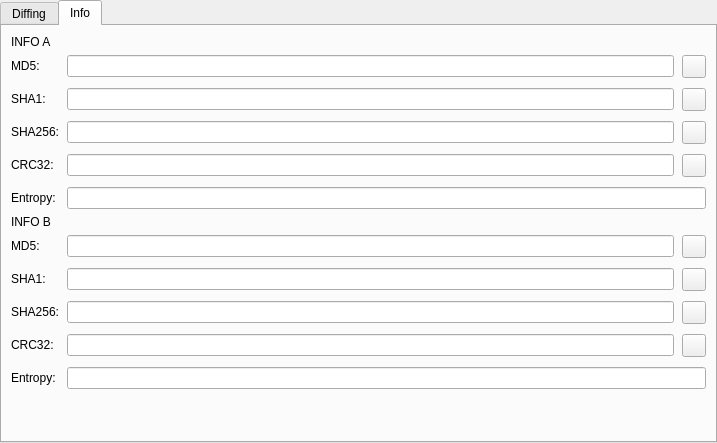
This is src/tools/bindiff/HexDiffWidget.ui in NewtronReal/cutter as Qt 5 draws it before an edit. The edited form follows.
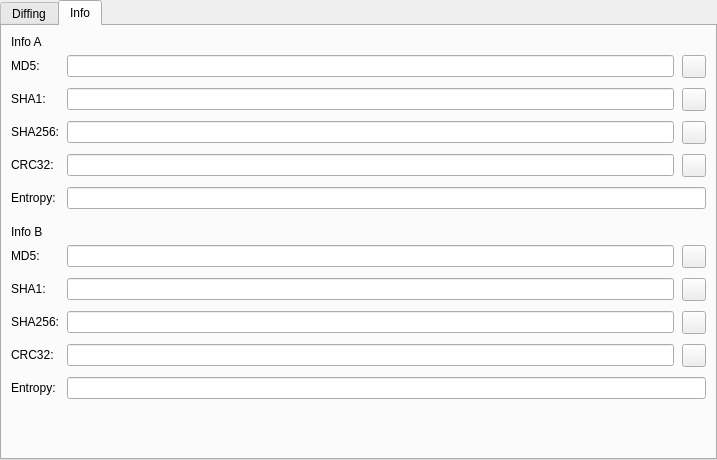
This is the edited form.

The edit to the form file:
```diff
--- a/src/tools/bindiff/HexDiffWidget.ui
+++ b/src/tools/bindiff/HexDiffWidget.ui
@@ -7,7 +7,7 @@
     <x>0</x>
     <y>0</y>
     <width>717</width>
-    <height>443</height>
+    <height>460</height>
    </rect>
   </property>
   <property name="windowTitle">
@@ -139,7 +139,7 @@
            <item>
             <widget class="QLabel" name="labelInfoB">
              <property name="text">
-              <string>INFO A</string>
+              <string>Info A</string>
              </property>
             </widget>
            </item>
@@ -362,10 +362,26 @@
              </item>
             </layout>
            </item>
+           <item>
+            <spacer name="verticalSpacer_3">
+             <property name="orientation">
+              <enum>Qt::Orientation::Vertical</enum>
+             </property>
+             <property name="sizeType">
+              <enum>QSizePolicy::Policy::Fixed</enum>
+             </property>
+             <property name="sizeHint" stdset="0">
+              <size>
+               <width>20</width>
+               <height>10</height>
+              </size>
+             </property>
+            </spacer>
+           </item>
            <item>
             <widget class="QLabel" name="labelInfoA">
              <property name="text">
-              <string>INFO B</string>
+              <string>Info B</string>
              </property>
             </widget>
            </item>
```
